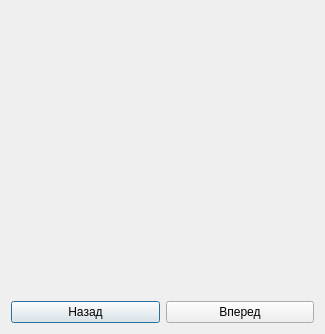
Before: the Qt Designer form secondwindow.ui in grigorenkokoko/memebox, drawn with Qt 5.
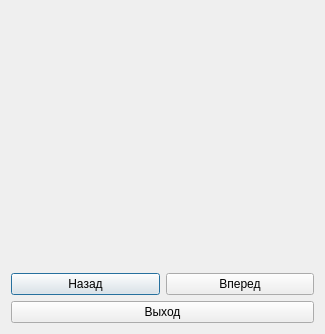
After: the same form once the commit is applied.

What changed in the file:
```diff
--- a/secondwindow.ui
+++ b/secondwindow.ui
@@ -45,6 +45,13 @@
      </item>
     </layout>
    </item>
+   <item>
+    <widget class="QPushButton" name="pushButton">
+     <property name="text">
+      <string>Выход</string>
+     </property>
+    </widget>
+   </item>
   </layout>
  </widget>
  <resources/>
```
